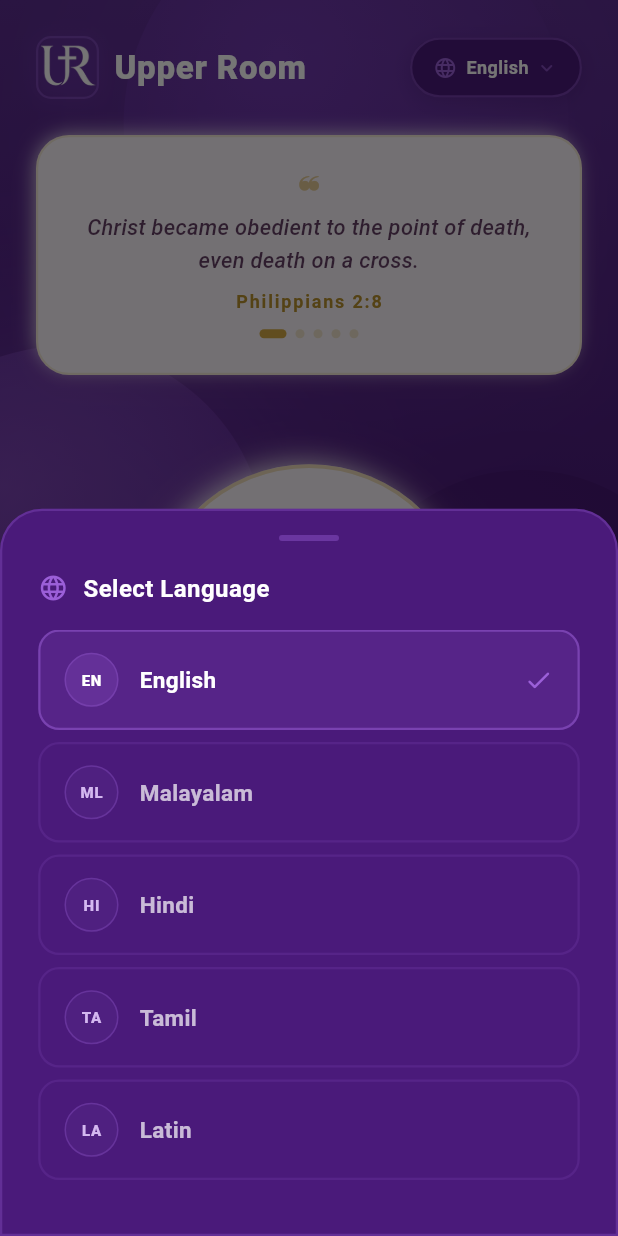
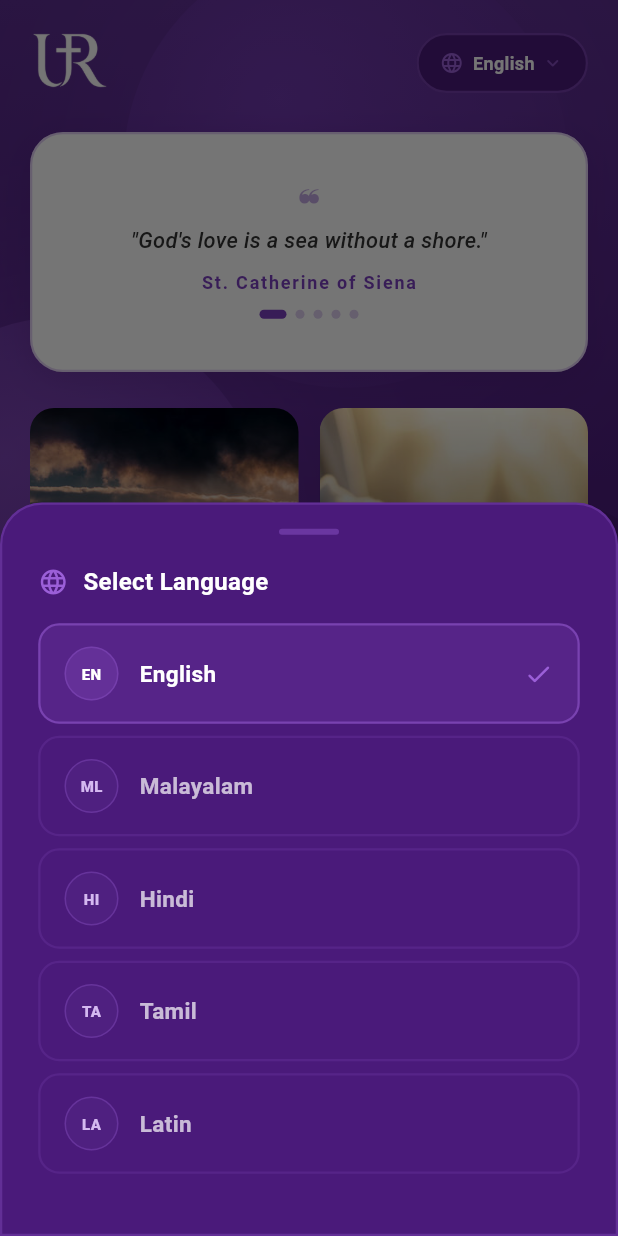
Before and after one commit to AbhijithTJ/conta_beads, a Flutter app: the BottomNavWrapper screen opened directly with empty values, after a tap on "English", on a phone screen of 412 x 824 dp. Run offline on Flutter 3.47's test engine with Material 3 defaults, Android fonts, the phone set to English and light mode, and no system bars; drawn by our look-alikes of curved_navigation_bar; our stand-ins replace intl_phone_field, local_auth, shared_preferences; accounts and stored records are empty; Roboto replaces fonts that are missing (Georgia).

Commit message:
add home screen

```diff
--- a/lib/screens/bottom_nav_wrapper.dart
+++ b/lib/screens/bottom_nav_wrapper.dart
@@ -1,6 +1,7 @@
 import 'package:flutter/material.dart';
 import 'package:flutter/services.dart';
 import '../widgets/common_bottom_nav.dart';
+import 'home_page/home_screen.dart';
 import 'home_page/counting_screen.dart';
 import 'global_counts/global_counts_screen.dart';
 import 'intentions/intentions_screen.dart';
@@ -28,6 +29,7 @@ class _BottomNavWrapperState extends State<BottomNavWrapper> {
   void initState() {
     super.initState();
     _screens = [
+      HomeScreen(userEmail: widget.userEmail),
       CountingScreen(userEmail: widget.userEmail),
       GlobalCountsScreen(personalCount: 245, globalCount: 1245000),
       const IntentionsScreen(),
--- /dev/null
+++ b/lib/screens/home_page/home_screen.dart
@@ -0,0 +1,420 @@
+import 'dart:async';
+import 'package:flutter/material.dart';
+import 'package:flutter/services.dart';
+import '../../colors/colors.dart';
+import '../../services/localization_service.dart';
+import 'counting_screen.dart';
+
+class HomeScreen extends StatefulWidget {
+  final String userEmail;
+  const HomeScreen({super.key, required this.userEmail});
+
+  @override
+  State<HomeScreen> createState() => _HomeScreenState();
+}
+
+class _HomeScreenState extends State<HomeScreen> with TickerProviderStateMixin {
+  // Quote rotation
+  late AnimationController _quoteController;
+  late Animation<double> _quoteFadeAnim;
+  Timer? _quoteTimer;
+  int _currentQuoteIndex = 0;
+
+  // Orb animations
+  late AnimationController _orb1Controller;
+  late AnimationController _orb2Controller;
+  late AnimationController _orb3Controller;
+  late AnimationController _orb4Controller;
+  late Animation<double> _orb1Anim;
+  late Animation<double> _orb2Anim;
+  late Animation<double> _orb3Anim;
+  late Animation<double> _orb4Anim;
+
+  String _selectedLanguage = 'English';
+  final List<Map<String, String>> _languages = [
+    {'code': 'EN', 'name': 'English'},
+    {'code': 'ML', 'name': 'Malayalam'},
+    {'code': 'HI', 'name': 'Hindi'},
+    {'code': 'TA', 'name': 'Tamil'},
+    {'code': 'LA', 'name': 'Latin'},
+  ];
+
+  final List<Map<String, String>> _quotes = [
+    {'text': '"God\'s love is a sea without a shore."', 'reference': 'St. Catherine of Siena'},
+    {'text': '"Prayer is the key of the morning and the bolt of the evening."', 'reference': 'Mahatma Gandhi'},
+    {'text': '"To pray is to let Jesus into our lives."', 'reference': 'Ole Hallesby'},
+    {'text': '"The rosary is the most excellent form of prayer."', 'reference': 'Pope Paul VI'},
+    {'text': '"With God, all things are possible."', 'reference': 'Matthew 19:26'},
+  ];
+
+  final List<Map<String, dynamic>> _features = [
+    {'title': 'Count Your', 'subtitle': 'Rosary', 'image': 'assets/demo/1.jpg'},
+    {'title': 'Divine Mercy', 'subtitle': 'Chaplet', 'image': 'assets/demo/jesus.jpg'},
+    {'title': 'Adopt a', 'subtitle': 'Priest', 'image': 'assets/demo/2.jpg'},
+    {'title': 'Every Day', 'subtitle': 'Prayers', 'image': 'assets/demo/1.jpg'},
+  ];
+
+  @override
+  void initState() {
+    super.initState();
+    _quoteController = AnimationController(vsync: this, duration: const Duration(milliseconds: 600));
+    _quoteFadeAnim = Tween<double>(begin: 0.0, end: 1.0).animate(
+      CurvedAnimation(parent: _quoteController, curve: Curves.easeInOut),
+    );
+    _quoteController.forward();
+
+    _orb1Controller = AnimationController(vsync: this, duration: const Duration(milliseconds: 4200))..repeat(reverse: true);
+    _orb2Controller = AnimationController(vsync: this, duration: const Duration(milliseconds: 5800))..repeat(reverse: true);
+    _orb3Controller = AnimationController(vsync: this, duration: const Duration(milliseconds: 3600))..repeat(reverse: true);
+    _orb4Controller = AnimationController(vsync: this, duration: const Duration(milliseconds: 6400))..repeat(reverse: true);
+
+    _orb1Anim = Tween<double>(begin: 0, end: 1).animate(CurvedAnimation(parent: _orb1Controller, curve: Curves.easeInOut));
+    _orb2Anim = Tween<double>(begin: 0, end: 1).animate(CurvedAnimation(parent: _orb2Controller, curve: Curves.easeInOut));
+    _orb3Anim = Tween<double>(begin: 0, end: 1).animate(CurvedAnimation(parent: _orb3Controller, curve: Curves.easeInOut));
+    _orb4Anim = Tween<double>(begin: 0, end: 1).animate(CurvedAnimation(parent: _orb4Controller, curve: Curves.easeInOut));
+
+    _quoteTimer = Timer.periodic(const Duration(seconds: 5), (_) => _nextQuote());
+  }
+
+  void _nextQuote() {
+    _quoteController.reverse().then((_) {
+      if (!mounted) return;
+      setState(() => _currentQuoteIndex = (_currentQuoteIndex + 1) % _quotes.length);
+      _quoteController.forward();
+    });
+  }
+
+  @override
+  void dispose() {
+    _quoteTimer?.cancel();
+    _quoteController.dispose();
+    _orb1Controller.dispose();
+    _orb2Controller.dispose();
+    _orb3Controller.dispose();
+    _orb4Controller.dispose();
+    super.dispose();
+  }
+
+  void _showLanguagePicker() {
+    HapticFeedback.lightImpact();
+    showModalBottomSheet(
+      context: context,
+      backgroundColor: Colors.transparent,
+      isScrollControlled: true,
+      builder: (ctx) => Padding(
+        padding: EdgeInsets.only(bottom: MediaQuery.of(ctx).viewInsets.bottom),
+        child: Container(
+          decoration: BoxDecoration(
+            color: AppColors.authBgMid,
+            borderRadius: const BorderRadius.vertical(top: Radius.circular(28)),
+            border: Border.all(color: AppColors.authPurpleLight.withOpacity(0.3), width: 1.5),
+          ),
+          padding: const EdgeInsets.fromLTRB(24, 16, 24, 32),
+          child: Column(
+            mainAxisSize: MainAxisSize.min,
+            children: [
+              Container(
+                width: 40, height: 4,
+                decoration: BoxDecoration(
+                  color: AppColors.authPurpleLight.withOpacity(0.4),
+                  borderRadius: BorderRadius.circular(2),
+                ),
+              ),
+              const SizedBox(height: 20),
+              Row(children: [
+                const Icon(Icons.language_rounded, color: AppColors.authPurpleLight, size: 20),
+                const SizedBox(width: 10),
+                const Text('Select Language', style: TextStyle(fontSize: 16, fontWeight: FontWeight.w700, color: Colors.white)),
+              ]),
+              const SizedBox(height: 16),
+              Column(
+                mainAxisSize: MainAxisSize.min,
+                children: _languages.map((lang) {
+                  final isSelected = lang['name'] == _selectedLanguage;
+                  return GestureDetector(
+                    onTap: () async {
+                      await loc.load(lang['name']!);
+                      setState(() => _selectedLanguage = lang['name']!);
+                      Navigator.pop(ctx);
+                    },
+                    child: Container(
+                      margin: const EdgeInsets.only(bottom: 8),
+                      padding: const EdgeInsets.symmetric(horizontal: 16, vertical: 14),
+                      decoration: BoxDecoration(
+                        color: isSelected ? AppColors.authPurpleLight.withOpacity(0.15) : Colors.transparent,
+                        borderRadius: BorderRadius.circular(14),
+                        border: Border.all(
+                          color: isSelected ? AppColors.authPurpleLight.withOpacity(0.5) : AppColors.authPurpleLight.withOpacity(0.15),
+                          width: 1.5,
+                        ),
+                      ),
+                      child: Row(children: [
+                        Container(
+                          width: 36, height: 36,
+                          decoration: BoxDecoration(
+                            shape: BoxShape.circle,
+                            color: isSelected ? AppColors.authPurpleLight.withOpacity(0.20) : AppColors.authBgTop.withOpacity(0.3),
+                            border: Border.all(color: AppColors.authPurpleLight.withOpacity(0.3)),
+                          ),
+                          child: Center(child: Text(lang['code']!, style: TextStyle(fontSize: 10, fontWeight: FontWeight.w800, color: isSelected ? Colors.white : AppColors.authLavender))),
+                        ),
+                        const SizedBox(width: 14),
+                        Expanded(child: Text(lang['name']!, style: TextStyle(fontSize: 15, fontWeight: FontWeight.w600, color: isSelected ? Colors.white : Colors.white.withOpacity(0.70)))),
+                        if (isSelected) const Icon(Icons.check_rounded, color: AppColors.authPurpleLight, size: 20),
+                      ]),
+                    ),
+                  );
+                }).toList(),
+              ),
+            ],
+          ),
+        ),
+      ),
+    );
+  }
+
+  @override
+  Widget build(BuildContext context) {
+    final size = MediaQuery.of(context).size;
+    return Scaffold(
+      body: Container(
+        width: double.infinity,
+        height: double.infinity,
+        decoration: const BoxDecoration(
+          gradient: LinearGradient(
+            begin: Alignment.topCenter,
+            end: Alignment.bottomCenter,
+            colors: [AppColors.authBgTop, AppColors.authBgMid, AppColors.authBgBottom],
+          ),
+        ),
+        child: Stack(
+          children: [
+            _buildOrbs(size),
+            SafeArea(
+              child: SingleChildScrollView(
+                physics: const BouncingScrollPhysics(),
+                padding: const EdgeInsets.symmetric(horizontal: 20),
+                child: Column(
+                  crossAxisAlignment: CrossAxisAlignment.start,
+                  children: [
+                    const SizedBox(height: 16),
+                    _buildHeader(),
+                    const SizedBox(height: 20),
+                    _buildQuoteCard(),
+                    const SizedBox(height: 24),
+                    _buildGrid(size),
+                    const SizedBox(height: 40),
+                  ],
+                ),
+              ),
+            ),
+          ],
+        ),
+      ),
+    );
+  }
+
+  Widget _buildOrbs(Size size) {
+    return AnimatedBuilder(
+      animation: Listenable.merge([_orb1Anim, _orb2Anim, _orb3Anim, _orb4Anim]),
+      builder: (context, _) => Stack(children: [
+        _Orb(left: size.width * 0.2, top: -size.height * 0.08 + _orb1Anim.value * 28, size: size.width * 0.72,
+          colors: [AppColors.authPurple.withOpacity(0.55), AppColors.authBgTop.withOpacity(0.30)]),
+        _Orb(left: -size.width * 0.22, top: size.height * 0.28 + _orb2Anim.value * -22, size: size.width * 0.65,
+          colors: [AppColors.authPurpleLight.withOpacity(0.45), AppColors.authPurple.withOpacity(0.25)]),
+        _Orb(left: size.width * 0.55, top: size.height * 0.38 + _orb3Anim.value * 18, size: size.width * 0.60,
+          colors: [AppColors.authBgMid.withOpacity(0.70), AppColors.authBgBottom.withOpacity(0.40)]),
+        _Orb(left: size.width * 0.1, top: size.height * 0.72 + _orb4Anim.value * -16, size: size.width * 0.55,
+          colors: [AppColors.authPurpleLight.withOpacity(0.20), AppColors.authPurple.withOpacity(0.25)]),
+      ]),
+    );
+  }
+
+  Widget _buildHeader() {
+    return Row(
+      mainAxisAlignment: MainAxisAlignment.spaceBetween,
+      children: [
+        Image.asset('assets/splash/ur_logo.png', width: 52, height: 52),
+        GestureDetector(
+          onTap: _showLanguagePicker,
+          child: Container(
+            height: 40,
+            padding: const EdgeInsets.symmetric(horizontal: 14),
+            decoration: BoxDecoration(
+              color: AppColors.authBgMid,
+              borderRadius: BorderRadius.circular(20),
+              border: Border.all(color: AppColors.authPurpleLight.withOpacity(0.5), width: 1.5),
+            ),
+            child: Row(mainAxisSize: MainAxisSize.min, children: [
+              const Icon(Icons.language_rounded, color: AppColors.authPurpleLight, size: 16),
+              const SizedBox(width: 6),
+              Text(_selectedLanguage, style: const TextStyle(fontSize: 12, fontWeight: FontWeight.w700, color: Colors.white)),
+              const SizedBox(width: 4),
+              Icon(Icons.keyboard_arrow_down_rounded, color: AppColors.authPurpleLight.withOpacity(0.7), size: 16),
+            ]),
+          ),
+        ),
+      ],
+    );
+  }
+
+  Widget _buildQuoteCard() {
+    final quote = _quotes[_currentQuoteIndex];
+    return FadeTransition(
+      opacity: _quoteFadeAnim,
+      child: Container(
+        width: double.infinity,
+        height: 160,
+        padding: const EdgeInsets.symmetric(horizontal: 24, vertical: 16),
+        decoration: BoxDecoration(
+          color: Colors.white,
+          borderRadius: BorderRadius.circular(22),
+          border: Border.all(color: AppColors.authPurpleLight.withOpacity(0.30), width: 1.5),
+          boxShadow: [
+            BoxShadow(color: AppColors.authBgBottom.withOpacity(0.20), blurRadius: 20, offset: const Offset(0, 6)),
+          ],
+        ),
+        child: Column(
+          mainAxisAlignment: MainAxisAlignment.center,
+          children: [
+            Text(
+              '\u275D',
+              style: TextStyle(fontSize: 20, color: AppColors.authPurple.withOpacity(0.45), height: 1.0),
+            ),
+            const SizedBox(height: 6),
+            Text(
+              quote['text']!,
+              textAlign: TextAlign.center,
+              maxLines: 2,
+              overflow: TextOverflow.ellipsis,
+              style: const TextStyle(
+                fontSize: 14.5,
+                fontWeight: FontWeight.w500,
+                color: Color(0xFF333333),
+                fontStyle: FontStyle.italic,
+                height: 1.5,
+                letterSpacing: 0.2,
+              ),
+            ),
+            const SizedBox(height: 8),
+            Text(
+              quote['reference']!,
+              style: const TextStyle(
+                fontSize: 12,
+                fontWeight: FontWeight.w700,
+                color: AppColors.authPurple,
+                letterSpacing: 1.2,
+              ),
+            ),
+            const SizedBox(height: 10),
+            Row(
+              mainAxisAlignment: MainAxisAlignment.center,
+              children: List.generate(_quotes.length, (i) {
+                return AnimatedContainer(
+                  duration: const Duration(milliseconds: 300),
+                  width: i == _currentQuoteIndex ? 18 : 6,
+                  height: 6,
+                  margin: const EdgeInsets.symmetric(horizontal: 3),
+                  decoration: BoxDecoration(
+                    borderRadius: BorderRadius.circular(3),
+                    color: i == _currentQuoteIndex
+                        ? AppColors.authPurple
+                        : AppColors.authPurple.withOpacity(0.25),
+                  ),
+                );
+              }),
+            ),
+          ],
+        ),
+      ),
+    );
+  }
+
+  Widget _buildGrid(Size size) {
+    return GridView.builder(
+      shrinkWrap: true,
+      physics: const NeverScrollableScrollPhysics(),
+      itemCount: _features.length,
+      gridDelegate: const SliverGridDelegateWithFixedCrossAxisCount(
+        crossAxisCount: 2,
+        crossAxisSpacing: 14,
+        mainAxisSpacing: 14,
+        childAspectRatio: 0.85,
+      ),
+      itemBuilder: (context, i) {
+        final item = _features[i];
+        return GestureDetector(
+          onTap: () {
+            if (i == 0) {
+              Navigator.of(context).push(MaterialPageRoute(
+                builder: (_) => CountingScreen(userEmail: widget.userEmail),
+              ));
+            }
+          },
+          child: ClipRRect(
+            borderRadius: BorderRadius.circular(16),
+            child: Stack(
+              fit: StackFit.expand,
+              children: [
+                Image.asset(item['image']!, fit: BoxFit.cover),
+                // dark gradient overlay
+                Container(
+                  decoration: BoxDecoration(
+                    gradient: LinearGradient(
+                      begin: Alignment.topCenter,
+                      end: Alignment.bottomCenter,
+                      colors: [Colors.transparent, Colors.black.withOpacity(0.65)],
+                    ),
+                  ),
+                ),
+                // title + heart
+                Positioned(
+                  left: 10,
+                  right: 10,
+                  bottom: 10,
+                  child: Row(
+                    crossAxisAlignment: CrossAxisAlignment.end,
+                    children: [
+                      Expanded(
+                        child: Column(
+                          crossAxisAlignment: CrossAxisAlignment.start,
+                          mainAxisSize: MainAxisSize.min,
+                          children: [
+                            Text(item['title']!, style: const TextStyle(color: Colors.white, fontSize: 14, fontWeight: FontWeight.w700)),
+                            Text(item['subtitle']!, style: TextStyle(color: Colors.white.withOpacity(0.85), fontSize: 13, fontWeight: FontWeight.w500)),
+                          ],
+                        ),
+                      ),
+                      const Icon(Icons.favorite_border_rounded, color: Colors.white, size: 20),
+                    ],
+                  ),
+                ),
+              ],
+            ),
+          ),
+        );
+      },
+    );
+  }
+}
+
+class _Orb extends StatelessWidget {
+  final double left, top, size;
+  final List<Color> colors;
+  const _Orb({required this.left, required this.top, required this.size, required this.colors});
+
+  @override
+  Widget build(BuildContext context) {
+    return Positioned(
+      left: left, top: top,
+      child: Container(
+        width: size, height: size,
+        decoration: BoxDecoration(
+          shape: BoxShape.circle,
+          gradient: RadialGradient(center: const Alignment(-0.3, -0.3), radius: 0.85, colors: colors, stops: const [0.0, 1.0]),
+          boxShadow: [BoxShadow(color: colors[0].withOpacity(0.25), blurRadius: size * 0.35, spreadRadius: size * 0.05)],
+        ),
+      ),
+    );
+  }
+}
--- a/lib/widgets/common_bottom_nav.dart
+++ b/lib/widgets/common_bottom_nav.dart
@@ -18,26 +18,11 @@ class CommonBottomNav extends StatelessWidget {
       index: selectedIndex,
       height: 65.0,
       items: [
-        Icon(
-          Icons.home_rounded,
-          size: 30,
-          color: selectedIndex == 0 ? Colors.white : AppColors.authPurpleLight,
-        ),
-        Icon(
-          Icons.public_rounded,
-          size: 30,
-          color: selectedIndex == 1 ? Colors.white : AppColors.authPurpleLight,
-        ),
-        Icon(
-          Icons.group_rounded,
-          size: 30,
-          color: selectedIndex == 2 ? Colors.white : AppColors.authPurpleLight,
-        ),
-        Icon(
-          Icons.person_rounded,
-          size: 30,
-          color: selectedIndex == 3 ? Colors.white : AppColors.authPurpleLight,
-        ),
+        Icon(Icons.home_rounded, size: 28, color: selectedIndex == 0 ? Colors.white : AppColors.authPurpleLight),
+        Icon(Icons.auto_awesome_rounded, size: 28, color: selectedIndex == 1 ? Colors.white : AppColors.authPurpleLight),
+        Icon(Icons.public_rounded, size: 28, color: selectedIndex == 2 ? Colors.white : AppColors.authPurpleLight),
+        Icon(Icons.group_rounded, size: 28, color: selectedIndex == 3 ? Colors.white : AppColors.authPurpleLight),
+        Icon(Icons.person_rounded, size: 28, color: selectedIndex == 4 ? Colors.white : AppColors.authPurpleLight),
       ],
       color: AppColors.authBgMid,
       buttonBackgroundColor: AppColors.authPurple,
```
